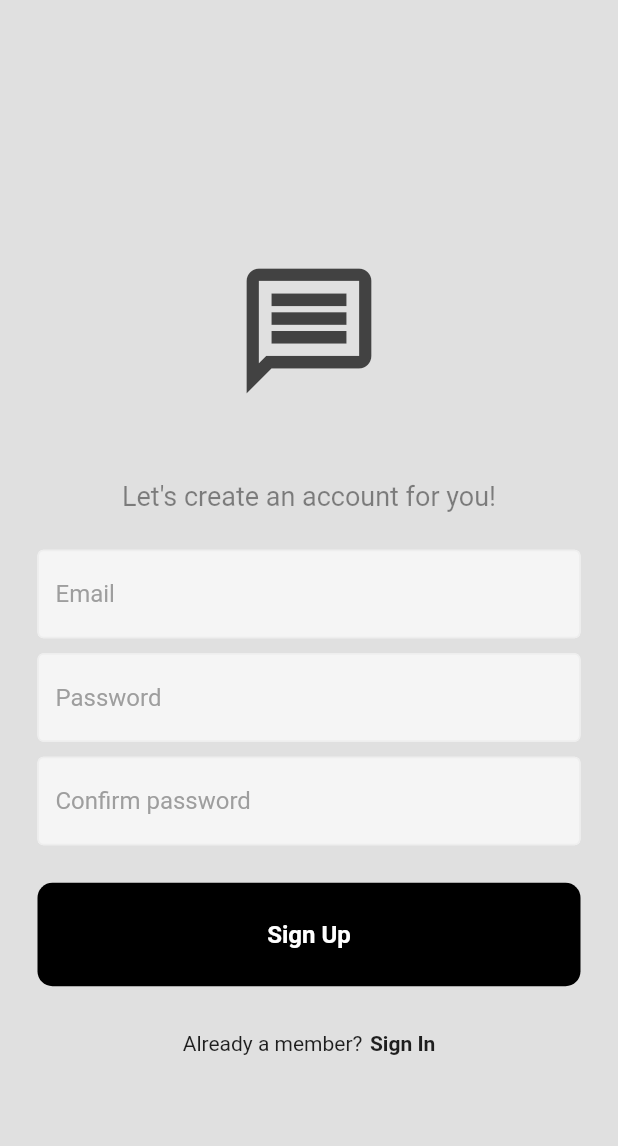
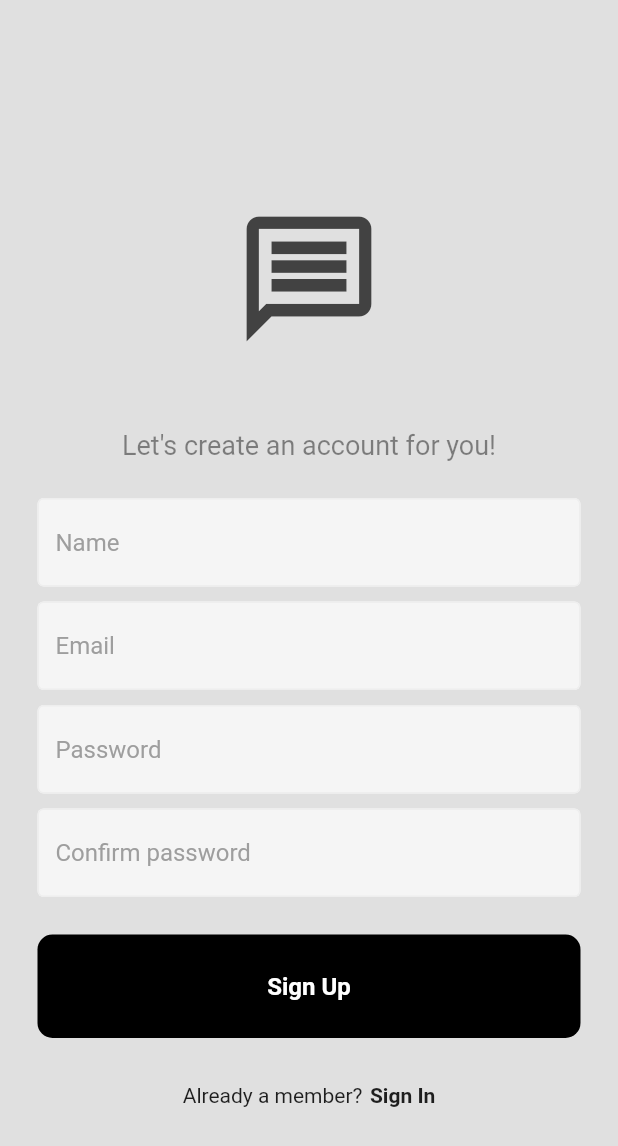
Before and after one commit to KingDrofd/chat_app, a Flutter app: the RegisterPage screen opened directly with empty values, on a phone screen of 412 x 824 dp. Shown: the top 1146 px of the screen. Run offline on Flutter 3.47's test engine with Material 2 defaults, Android fonts, the phone set to English and light mode, and no system bars; our stand-ins replace cloud_firestore, firebase_auth, firebase_core, gap, google_fonts; accounts and stored records are empty; network calls fail.

Commit message:
Add: -new ui elements, -user names instead of email

```diff
--- a/lib/components/custom_text_field.dart
+++ b/lib/components/custom_text_field.dart
@@ -4,16 +4,20 @@ class CustomTextField extends StatelessWidget {
   final TextEditingController controller;
   final bool obscureText;
   final String hintText;
+  final Function()? onTap;
 
-  const CustomTextField(
-      {super.key,
-      required this.controller,
-      this.obscureText = false,
-      required this.hintText});
+  const CustomTextField({
+    super.key,
+    this.obscureText = false,
+    this.onTap,
+    required this.controller,
+    required this.hintText,
+  });
 
   @override
   Widget build(BuildContext context) {
     return TextField(
+      onTap: onTap,
       controller: controller,
       obscureText: obscureText,
       decoration: InputDecoration(
--- a/lib/main.dart
+++ b/lib/main.dart
@@ -24,7 +24,10 @@ class MyApp extends StatelessWidget {
   Widget build(BuildContext context) {
     return const MaterialApp(
       debugShowCheckedModeBanner: false,
-      home: SafeArea(child: AuthGate()),
+      home: SafeArea(
+        child: AuthGate(),
+        maintainBottomViewPadding: true,
+      ),
     );
   }
 }
--- a/lib/pages/home_page.dart
+++ b/lib/pages/home_page.dart
@@ -68,7 +68,7 @@ class _HomePageState extends State<HomePage> {
               RoundedRectangleBorder(borderRadius: BorderRadius.circular(10)),
           focusColor: Colors.grey[400],
           title: Text(
-            data['email'],
+            data['name'],
             style: TextStyle(),
           ),
           onTap: () {
@@ -76,7 +76,7 @@ class _HomePageState extends State<HomePage> {
                 context,
                 MaterialPageRoute(
                     builder: (context) => ChatPage(
-                        recieverUserEmail: data['email'],
+                        recieverUserEmail: data['name'],
                         recieverUserId: data['uid'])));
           },
         ),
--- a/lib/pages/register_page.dart
+++ b/lib/pages/register_page.dart
@@ -16,6 +16,7 @@ class _RegisterPageState extends State<RegisterPage> {
   TextEditingController emailController = TextEditingController();
   TextEditingController passwordController = TextEditingController();
   TextEditingController confirmPasswordController = TextEditingController();
+  TextEditingController nameController = TextEditingController();
 
   void signUp() async {
     if (passwordController.text != passwordController.text) {
@@ -30,7 +31,7 @@ class _RegisterPageState extends State<RegisterPage> {
 
     try {
       await authService.signUpWithEmailAndPassword(
-          emailController.text, passwordController.text);
+          emailController.text, passwordController.text, nameController.text);
     } catch (e) {
       if (context.mounted) {
         ScaffoldMessenger.of(context).showSnackBar(
@@ -65,10 +66,9 @@ class _RegisterPageState extends State<RegisterPage> {
                   style: TextStyle(color: Colors.black45, fontSize: 18),
                 ),
                 const Gap(25),
-                CustomTextField(
-                    controller: emailController,
-                    obscureText: false,
-                    hintText: "Email"),
+                CustomTextField(controller: nameController, hintText: "Name"),
+                const Gap(10),
+                CustomTextField(controller: emailController, hintText: "Email"),
                 const Gap(10),
                 CustomTextField(
                     controller: passwordController,
--- a/lib/services/auth/auth_service.dart
+++ b/lib/services/auth/auth_service.dart
@@ -15,13 +15,13 @@ class AuthService extends ChangeNotifier {
         password: password,
       );
 
-      _firebaseFirestore.collection('users').doc(userCredential.user!.uid).set(
-        {
-          'uid': userCredential.user!.uid,
-          'email': email,
-        },
-        SetOptions(merge: true),
-      );
+      // _firebaseFirestore.collection('users').doc(userCredential.user!.uid).set(
+      //   {
+      //     'uid': userCredential.user!.uid,
+      //     'email': email,
+      //   },
+      //   SetOptions(merge: true),
+      // );
 
       return userCredential;
     } on FirebaseAuthException catch (e) {
@@ -30,7 +30,7 @@ class AuthService extends ChangeNotifier {
   }
 
   Future<UserCredential> signUpWithEmailAndPassword(
-      String email, String password) async {
+      String email, String password, String name) async {
     try {
       UserCredential userCredential = await _firebaseAuth
           .createUserWithEmailAndPassword(email: email, password: password);
@@ -38,6 +38,7 @@ class AuthService extends ChangeNotifier {
       _firebaseFirestore.collection('users').doc(userCredential.user!.uid).set({
         'uid': userCredential.user!.uid,
         'email': email,
+        'name': name,
       });
 
       return userCredential;
```
Also changed, not shown: lib/pages/chat_page.dart (+44 -12 lines), assets/whastsappBg.jpg (added).
